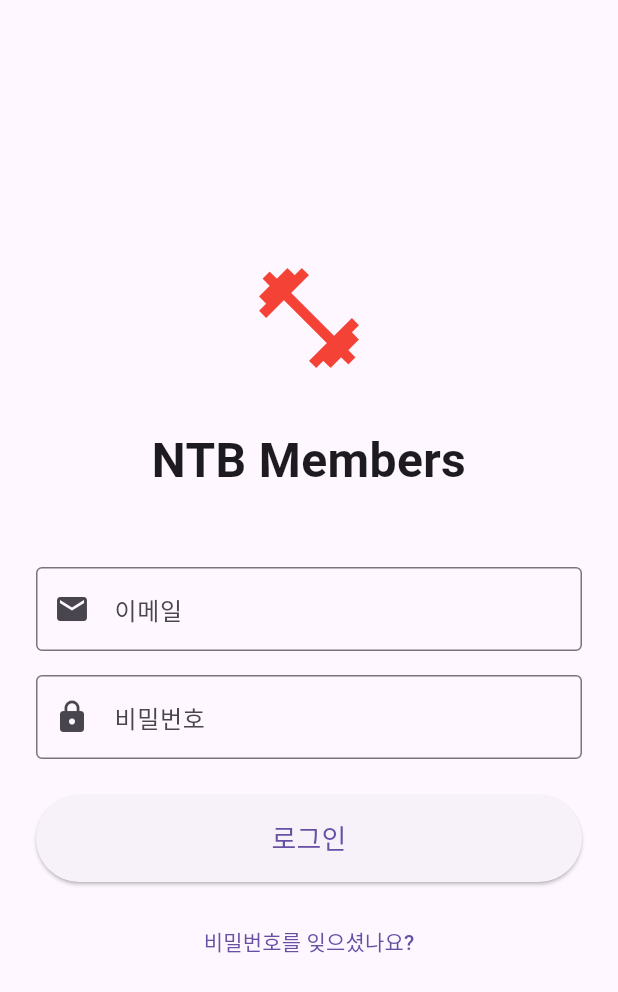
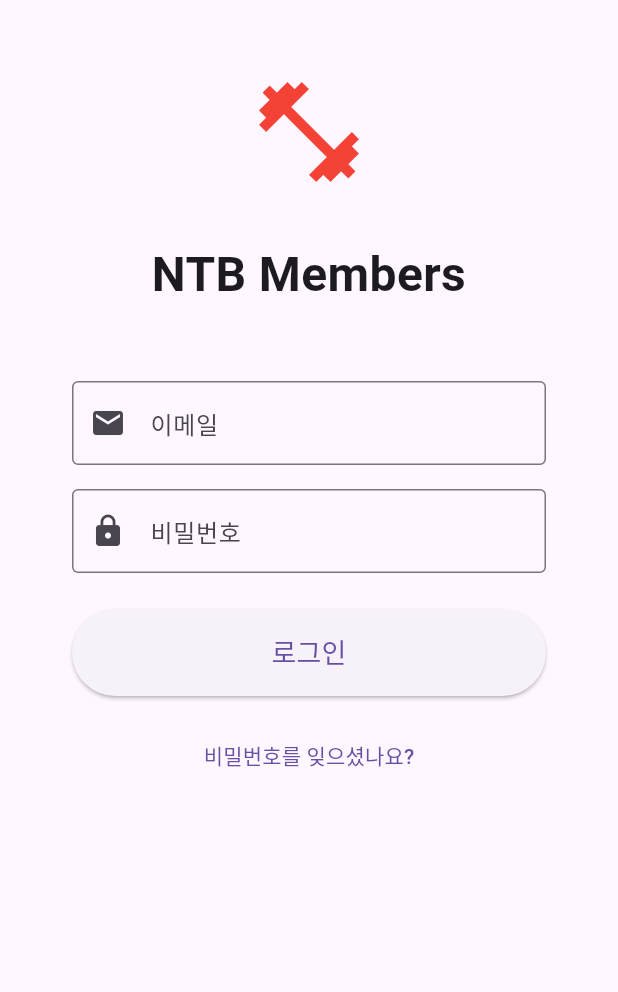
Before and after one commit to solardayz/ntb_members, a Flutter app: the screen it shows after launch, on a phone screen of 412 x 824 dp. Shown: the top 992 px of the screen. Run offline on Flutter 3.47's test engine with Material 3 defaults, Android fonts, the phone set to English and light mode, and no system bars; our stand-ins replace shared_preferences, webview_flutter; missing offline and left inert: mobile_scanner.

Commit message:
Feat: Enhance Login Screen and Improve Scrollability
- Added `SingleChildScrollView` to the login form to enable scrolling when the content overflows.
- Improved the login screen layout with better padding.
- Added dynamic `isLoading` to the login button to show a `CircularProgressIndicator` when a loading is in progress.
- Added `null` to disable the login button when loading is in progress.
- Added an e-mail validation to ensure input correctness.
- Removed `buildPointBanner` from the `HomeScreen` because it was commented out.

```diff
--- a/lib/main.dart
+++ b/lib/main.dart
@@ -109,6 +109,8 @@ class _LoginPageState extends State<LoginPage> {
       body: SafeArea(
         child: Padding(
           padding: EdgeInsets.all(24.0),
+          child: SingleChildScrollView(
+            padding: EdgeInsets.all(24.0),
             child: Form(
               key: _formKey,
               child: Column(
@@ -194,6 +196,7 @@ class _LoginPageState extends State<LoginPage> {
             ),
           ),
         ),
+      ),
     );
   }
 
@@ -283,7 +286,7 @@ class HomeContent extends StatelessWidget {
         return SingleChildScrollView(
           child: Column(
             children: [
-              buildPointBanner(checkedInToday, currentPoint),
+              // buildPointBanner(checkedInToday, currentPoint),
               // 상단 프로필 섹션
               Container(
                 width: double.infinity,
```
Lines whose indentation alone changed are shown as unchanged.
